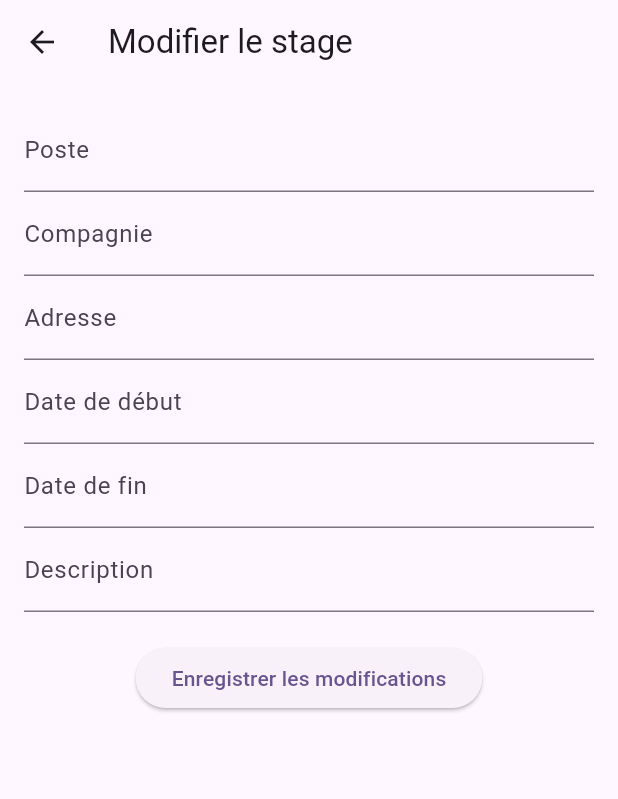
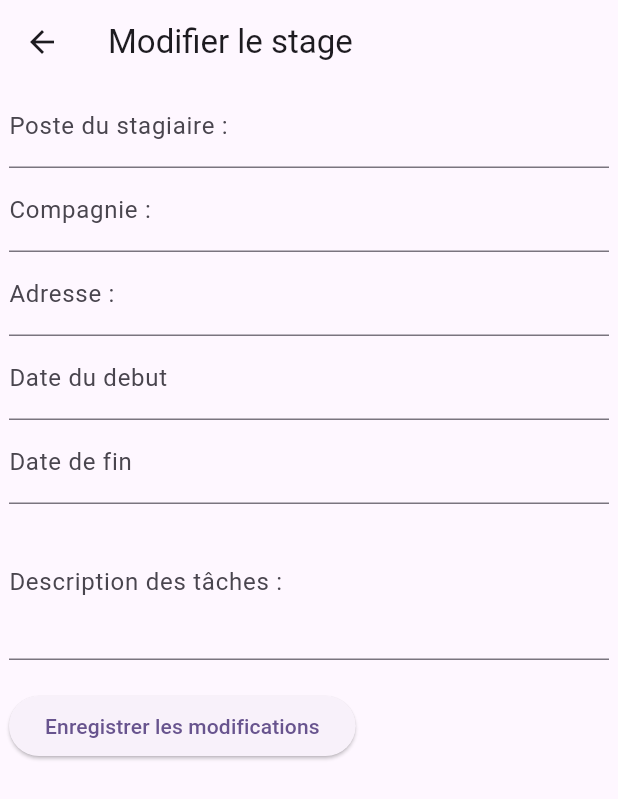
Before and after one commit to MrChoppy/ProjetStage, a Flutter app: the ModifierStage screen opened directly with empty values, on a phone screen of 412 x 824 dp. Shown: the top 799 px of the screen. Run offline on Flutter 3.47's test engine with Material 2 defaults, Android fonts, the light colour scheme and no system bars; our stand-ins replace cloud_firestore, firebase_auth, firebase_core; accounts and stored records are empty.

Commit message:
Choix de dates in modifStage

```diff
--- a/lib/pages/creationStage.dart
+++ b/lib/pages/creationStage.dart
@@ -47,7 +47,7 @@ class _CreationStageState extends State<CreationStage> {
         title: const Text('Ajouter un Stage'),
       ),
       body: Center(
-        child: Container(
+        child: SizedBox(
           width: 400.0,
           child: Column(
             crossAxisAlignment: CrossAxisAlignment.start,
--- a/lib/pages/modifierStage.dart
+++ b/lib/pages/modifierStage.dart
@@ -1,6 +1,7 @@
 import 'package:cloud_firestore/cloud_firestore.dart';
 import 'package:flutter/material.dart';
 import '../authentication.dart';
+import 'package:intl/intl.dart';
 
 class ModifierStage extends StatefulWidget {
   final DocumentSnapshot stage;
@@ -20,6 +21,27 @@ class _ModifierStageState extends State<ModifierStage> {
   late TextEditingController descriptionController;
   String successMessage = '';
 
+  late DateTime selectedDate;
+
+ Future<void> _selectDate(
+    BuildContext context,
+    TextEditingController dateController,
+  ) async {
+    DateTime? pickedDate = await showDatePicker(
+      context: context,
+      initialDate: DateTime.now(),
+      firstDate: DateTime(2023),
+      lastDate: DateTime(2030),
+    );
+
+    if (pickedDate != null) {
+      setState(() {
+        selectedDate = pickedDate;
+        String formattedDate = DateFormat('yyyy-MM-dd').format(pickedDate);
+        dateController.text = formattedDate;
+      });
+    }
+  }
   @override
   void initState() {
     super.initState();
@@ -52,53 +74,39 @@ class _ModifierStageState extends State<ModifierStage> {
           title: const Text('Modifier le stage'),
         ),
   body: Center(
-        child: Padding(
-          padding: const EdgeInsets.all(16.0),
+        child: SizedBox(
+          width: 400.0,
           child: Column(
-            children: [
-              SizedBox(
-                width: 400,
-                child: TextField(
-                  controller: posteController,
-                  decoration: const InputDecoration(labelText: 'Poste'),
-                ),
+            crossAxisAlignment: CrossAxisAlignment.start,
+            children: <Widget>[
+              TextFormField(
+                controller: posteController,
+                decoration:
+                    const InputDecoration(labelText: 'Poste du stagiaire : '),
               ),
-              SizedBox(
-                width: 400,
-                child: TextField(
-                  controller: compagnieController,
-                  decoration: const InputDecoration(labelText: 'Compagnie'),
-                ),
+              TextFormField(
+                controller: compagnieController,
+                decoration: const InputDecoration(labelText: 'Compagnie : '),
               ),
-              SizedBox(
-                width: 400,
-                child: TextField(
-                  controller: adresseController,
-                  decoration: const InputDecoration(labelText: 'Adresse'),
-                ),
+              TextFormField(
+                controller: adresseController,
+                decoration: const InputDecoration(labelText: 'Adresse : '),
               ),
-              SizedBox(
-                width: 400,
-                child: TextField(
-                  controller: dateDebutController,
-                  decoration:
-                      const InputDecoration(labelText: 'Date de début'),
-                ),
+              TextFormField(
+                controller: dateDebutController,
+                decoration: const InputDecoration(labelText: 'Date du debut'),
+                onTap: () => _selectDate(context, dateDebutController),
               ),
-              SizedBox(
-                width: 400,
-                child: TextField(
-                  controller: dateFinController,
-                  decoration: const InputDecoration(labelText: 'Date de fin'),
-                ),
+              TextFormField(
+                controller: dateFinController,
+                decoration: const InputDecoration(labelText: 'Date de fin'),
+                onTap: () => _selectDate(context, dateFinController),
               ),
-              SizedBox(
-                width: 400,
-                child: TextField(
-                  controller: descriptionController,
-                  decoration:
-                      const InputDecoration(labelText: 'Description'),
-                ),
+              TextFormField(
+                controller: descriptionController,
+                decoration: const InputDecoration(
+                    labelText: 'Description des tâches :'),
+                maxLines: 3,
               ),
               const SizedBox(height: 20),
               ElevatedButton(
```
